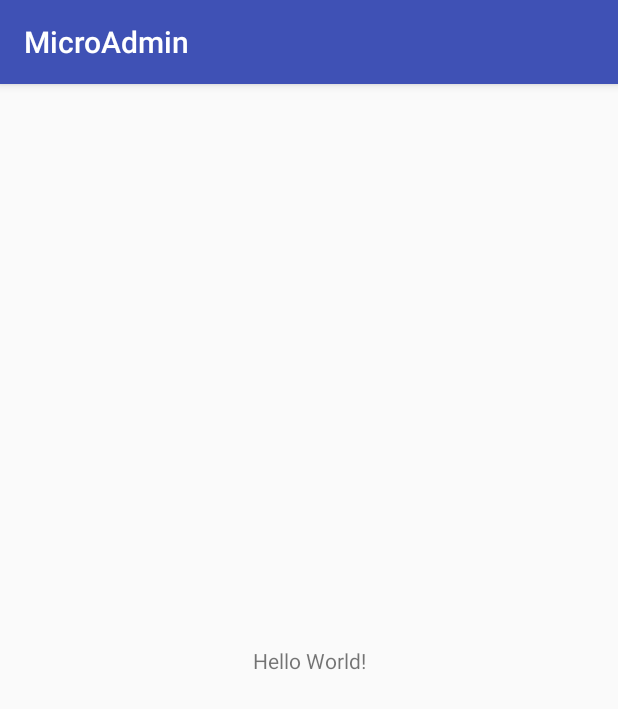
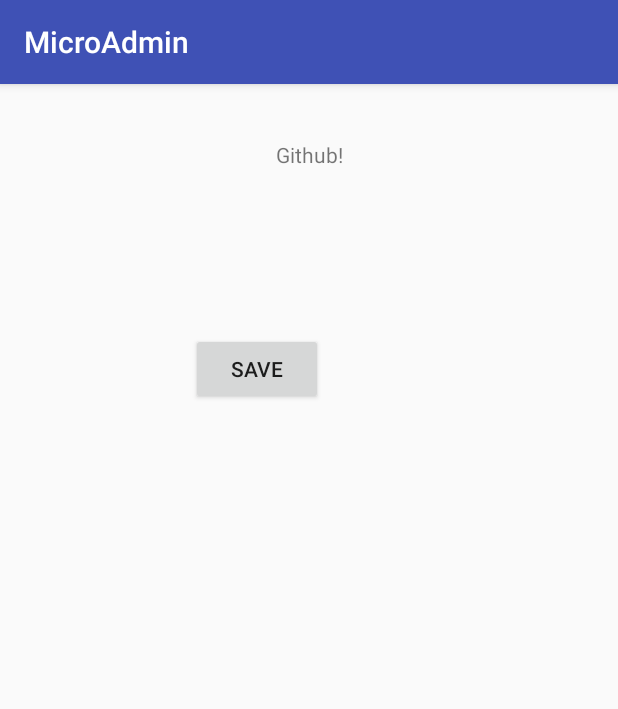
Before and after one commit to ocovolcano/MicroAdmin, an Android app: the screen it shows after launch (Inventario), on a phone screen of 412 x 824 dp. Shown: the top 709 px of the screen. Run offline under Robolectric (Android 15) with nearby library versions, the phone set to English and light mode, and no system bars.

Commit message:
UI change

```diff
--- a/app/src/main/res/layout/activity_inventario.xml
+++ b/app/src/main/res/layout/activity_inventario.xml
@@ -9,10 +9,27 @@
     <TextView
         android:layout_width="wrap_content"
         android:layout_height="wrap_content"
-        android:text="Hello World!"
+        android:text="Github!"
         app:layout_constraintBottom_toBottomOf="parent"
         app:layout_constraintLeft_toLeftOf="parent"
         app:layout_constraintRight_toRightOf="parent"
-        app:layout_constraintTop_toTopOf="parent" />
+        app:layout_constraintTop_toTopOf="parent"
+        app:layout_constraintHorizontal_bias="0.501"
+        app:layout_constraintVertical_bias="0.05"
+        tools:layout_constraintRight_creator="1"
+        tools:layout_constraintLeft_creator="1" />
+
+    <Button
+        android:id="@+id/button"
+        android:layout_width="wrap_content"
+        android:layout_height="wrap_content"
+        android:text="Save"
+        tools:layout_constraintTop_creator="1"
+        android:layout_marginStart="127dp"
+        android:layout_marginTop="166dp"
+        tools:layout_constraintLeft_creator="1"
+        app:layout_constraintLeft_toLeftOf="parent"
+        app:layout_constraintTop_toTopOf="parent"
+        android:layout_marginLeft="127dp" />
 
 </android.support.constraint.ConstraintLayout>
```
